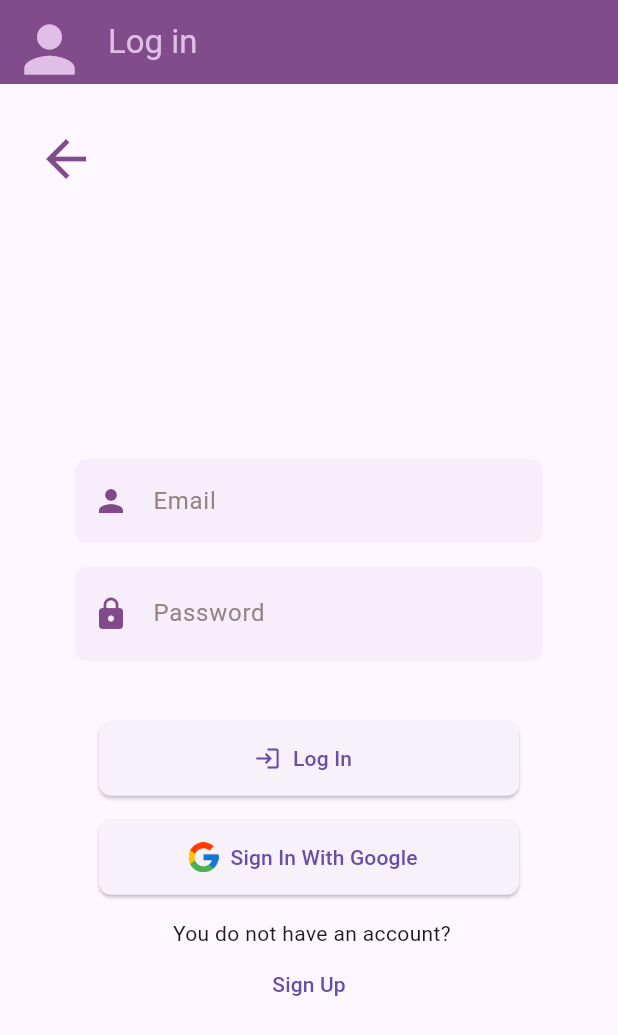
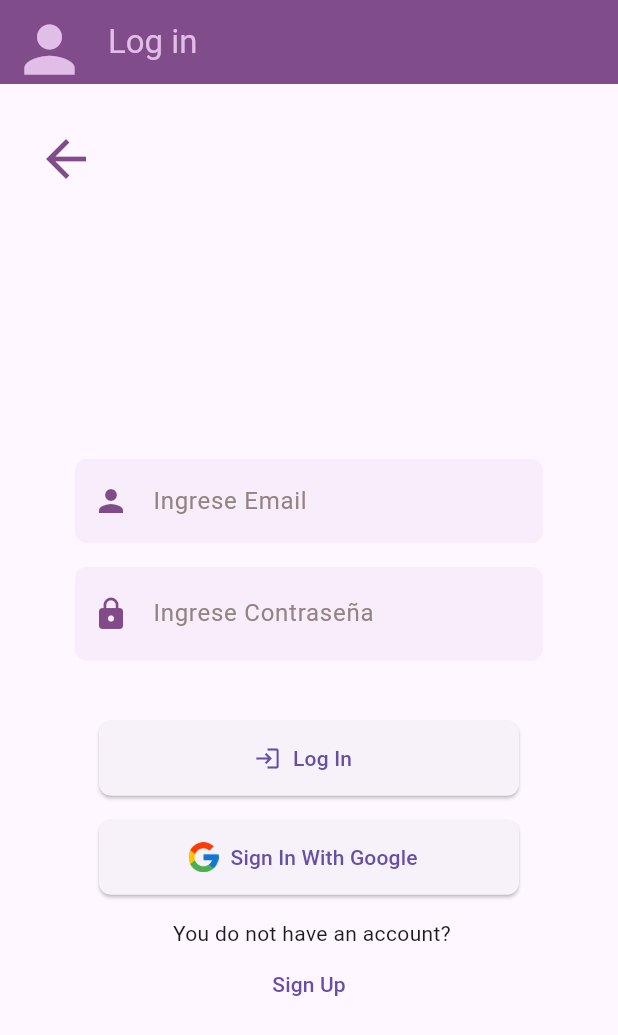
Before and after one commit to villalobos19diego/E-commerce-app, a Flutter app: the ScreenLogin screen opened directly, on a phone screen of 412 x 824 dp. Shown: the top 1035 px of the screen. Run offline on Flutter 3.47's test engine with Material 2 defaults, Android fonts, the phone set to English and light mode, and no system bars; our stand-ins replace carousel_slider, firebase_auth, firebase_core, google_sign_in; missing offline and left inert: fluid_bottom_nav_bar; accounts and stored records are empty; network calls fail.

```diff
--- a/lib/screens/login/Screen_Login.dart
+++ b/lib/screens/login/Screen_Login.dart
@@ -62,8 +62,7 @@ class _ScreenLoginState extends State<ScreenLogin> {
             padding: const EdgeInsets.only(top: 100),
             child: IconButton(
               onPressed: () {
-                Navigator.pop(context,
-                    MaterialPageRoute(builder: (context) => const Tabbar()));
+                Navigator.of(context).pop();
               },
               icon: const Icon(Icons.arrow_back,
                   color: Color.fromARGB(216, 107, 45, 117), size: 40),
@@ -81,10 +80,10 @@ class _ScreenLoginState extends State<ScreenLogin> {
                     mainAxisAlignment: MainAxisAlignment.center,
                     children: [
                       textForm(
-                          "Email",
+                          "Ingrese Email",
                           const Color.fromARGB(255, 148, 131, 131),
                           16.0,
-                          "Ingrese su Username",
+                          "Ingrese su Email",
                           Colors.grey,
                           context,
                           icon: const Icon(Icons.person,
@@ -108,7 +107,7 @@ class _ScreenLoginState extends State<ScreenLogin> {
                         height: 16.0,
                       ),
                       textForm(
-                          "Password",
+                          "Ingrese Contraseña",
                           const Color.fromARGB(255, 148, 131, 131),
                           16.0,
                           "Ingrese su Password",
```
